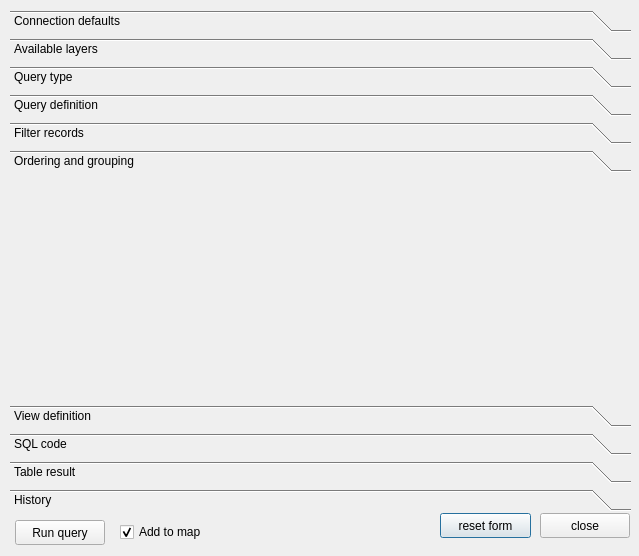
The window that ui_postgisquerybuilder.ui (enricofer/postgisQueryBuilder) describes before a commit, drawn with Qt 5.
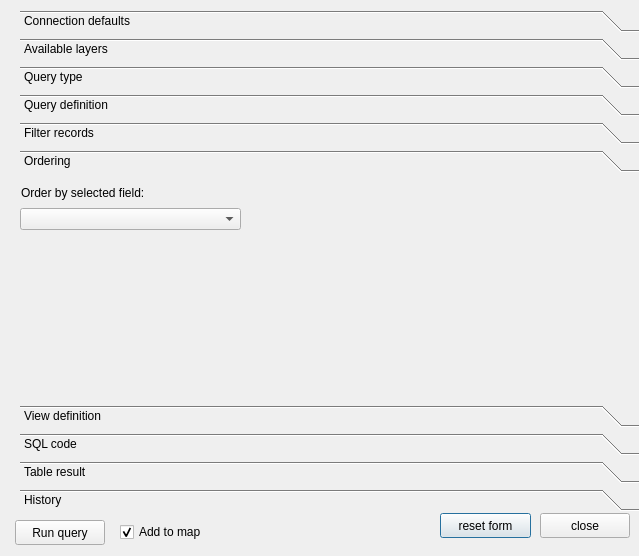
The same window after the commit. The open tabs and pages were chosen to show the change. Icons and pictures are not drawn.

Commit message: filter and ordering to test

```diff
--- a/ui_postgisquerybuilder.ui
+++ b/ui_postgisquerybuilder.ui
@@ -48,7 +48,7 @@
   <widget class="QToolBox" name="tabWidget">
    <property name="geometry">
     <rect>
-     <x>10</x>
+     <x>20</x>
      <y>10</y>
      <width>621</width>
      <height>501</height>
@@ -739,8 +739,31 @@
      </rect>
     </property>
     <attribute name="label">
-     <string>Ordering and grouping</string>
+     <string>Ordering</string>
     </attribute>
+    <widget class="QLabel" name="labelOrderby">
+     <property name="geometry">
+      <rect>
+       <x>1</x>
+       <y>7</y>
+       <width>131</width>
+       <height>16</height>
+      </rect>
+     </property>
+     <property name="text">
+      <string>Order by selected field:</string>
+     </property>
+    </widget>
+    <widget class="QComboBox" name="orderBy">
+     <property name="geometry">
+      <rect>
+       <x>0</x>
+       <y>30</y>
+       <width>221</width>
+       <height>22</height>
+      </rect>
+     </property>
+    </widget>
    </widget>
    <widget class="QWidget" name="viewDefinitionSlot">
     <property name="geometry">
```
Left out of the diff: 4 changed lines with no effect on the pictures. The commit also changes 4 other files.
